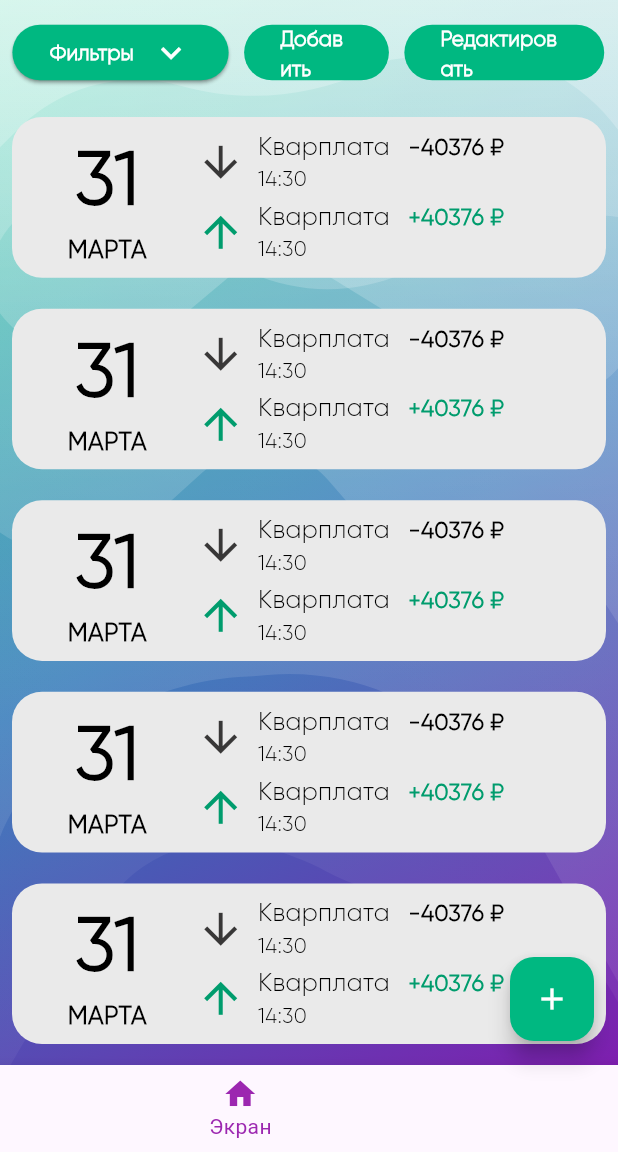
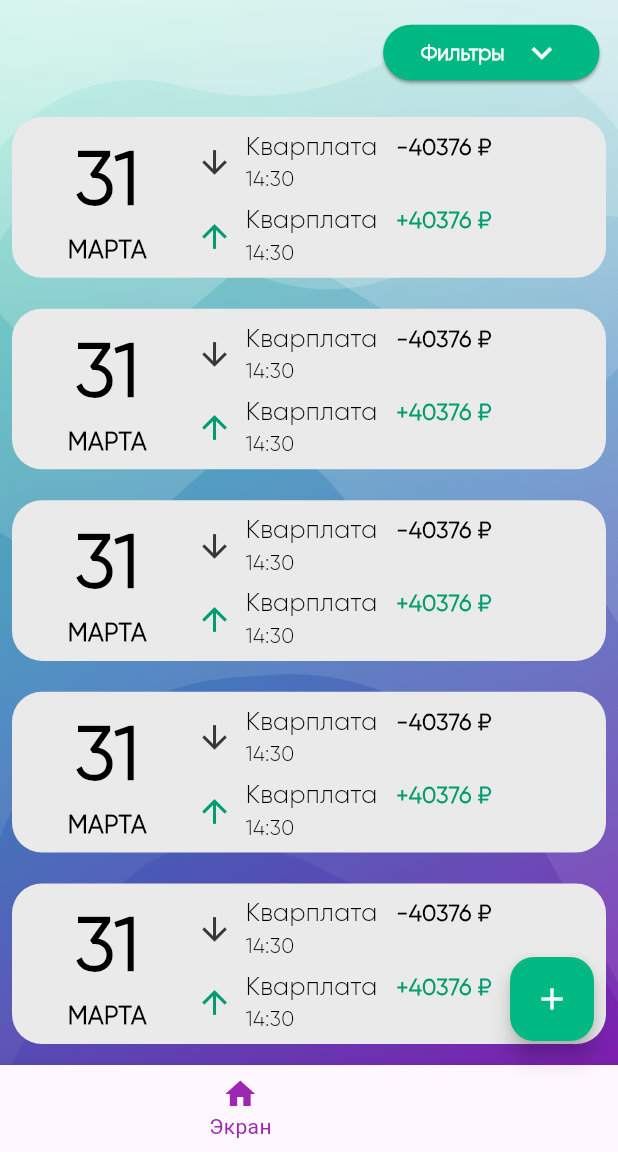
Before and after one commit to mospolytech-finapp/mobile-archive, a Flutter app: the screen it shows after launch, item 2 of the bottom bar chosen, on a phone screen of 412 x 824 dp, the part 84-1236 px from its top. Run offline on Flutter 3.47's test engine with Material 2 defaults, Android fonts, the phone set to English and light mode, and no system bars; drawn by our look-alikes of flutter_slidable; our stand-ins replace dio, flutter_secure_storage, flutter_svg, sizer; statements that could not run were skipped.

Commit message:
Изменений верстки экрана транзакций

```diff
--- a/lib/app/pages/homepage/pages/transactions/transactionspage_page.dart
+++ b/lib/app/pages/homepage/pages/transactions/transactionspage_page.dart
@@ -1,6 +1,7 @@
 import 'package:flutter/material.dart';
 import 'package:flutter_svg/flutter_svg.dart';
 import 'package:sizer/sizer.dart';
+import 'package:flutter_slidable/flutter_slidable.dart';
 import 'package:finapp/app/pages/widgets/listview_item_widget.dart';
 import 'package:flutter/src/widgets/framework.dart';
 import 'package:flutter/src/widgets/placeholder.dart';
@@ -15,10 +16,10 @@ class TransactionsPage extends StatefulWidget {
 }
 
 class _TransactionsPageState extends State<TransactionsPage> {
-  String dropdownValue = list.first;
-  bool isTap = false;
   int selectedIndex = -1;
   int count = 0;
+  int item_ListViewBuilder = 8;
+  List<int> items = List<int>.generate(8, (int index) => index);
 
   @override
   Widget build(BuildContext context) {
@@ -33,7 +34,11 @@ class _TransactionsPageState extends State<TransactionsPage> {
               children: [
                 Padding(
                   padding: EdgeInsets.fromLTRB(2.w, 2.h, 2.w, 2.h),
-                  child: Row(children: [
+                  child:
+                      Row(mainAxisAlignment: MainAxisAlignment.end, children: [
+                    SizedBox(
+                      width: 60.w,
+                    ),
                     //? кнопка Фильтры
                     SizedBox(
                       width: 35.w,
@@ -41,7 +46,7 @@ class _TransactionsPageState extends State<TransactionsPage> {
                       child: ElevatedButton(
                         onPressed: () {},
                         style: TextButton.styleFrom(
-                            shadowColor: Color(0xff383737),
+                            shadowColor: const Color(0xff383737),
                             backgroundColor: const Color(0xff00B881),
                             shape: RoundedRectangleBorder(
                                 borderRadius: BorderRadius.circular(35))),
@@ -63,8 +68,8 @@ class _TransactionsPageState extends State<TransactionsPage> {
                             color: Colors.white,
                             size: 6.5.w,
                           ),
-                          style: TextStyle(color: Colors.white),
-                          dropdownColor: Color(0xff383737),
+                          style: const TextStyle(color: Colors.white),
+                          dropdownColor: const Color(0xff383737),
                           onChanged: (value) {
                             setState(() {});
                           },
@@ -75,56 +80,6 @@ class _TransactionsPageState extends State<TransactionsPage> {
                         ),
                       ),
                     ),
-                    SizedBox(
-                      width: 2.5.w,
-                    ),
-                    //? кнопка Добавить
-                    SizedBox(
-                      width: 23.43.w,
-                      height: 4.5.h,
-                      child: ElevatedButton(
-                        onPressed: () {},
-                        style: TextButton.styleFrom(
-                            backgroundColor: const Color(0xff00B881),
-                            elevation: 0,
-                            shape: RoundedRectangleBorder(
-                                borderRadius: BorderRadius.circular(35))),
-                        child: Text(
-                          'Добавить',
-                          style: TextStyle(
-                            fontWeight: FontWeight.w700,
-                            fontSize: 10.sp,
-                            color: Colors.white,
-                            fontFamily: 'Gilroy-Light',
-                          ),
-                        ),
-                      ),
-                    ),
-                    SizedBox(
-                      width: 2.5.w,
-                    ),
-                    //? кнопка Редактировать
-                    SizedBox(
-                      width: 32.34.w,
-                      height: 4.5.h,
-                      child: ElevatedButton(
-                        onPressed: () {},
-                        style: TextButton.styleFrom(
-                            backgroundColor: const Color(0xff00B881),
-                            elevation: 0,
-                            shape: RoundedRectangleBorder(
-                                borderRadius: BorderRadius.circular(35))),
-                        child: Text(
-                          'Редактировать',
-                          style: TextStyle(
-                            fontWeight: FontWeight.w700,
-                            fontSize: 10.sp,
-                            color: Colors.white,
-                            fontFamily: 'Gilroy-Light',
-                          ),
-                        ),
-                      ),
-                    ),
                   ]),
                 )
               ],
@@ -132,7 +87,7 @@ class _TransactionsPageState extends State<TransactionsPage> {
             Expanded(
               child: ListView.builder(
                 padding: const EdgeInsets.all(8),
-                itemCount: 8,
+                itemCount: item_ListViewBuilder,
                 itemBuilder: (BuildContext context, int index) {
                   return Padding(
                     padding: EdgeInsets.only(bottom: 2.5.h),
@@ -148,14 +103,50 @@ class _TransactionsPageState extends State<TransactionsPage> {
                             }
                           });
                         },
+                        child: Slidable(
+                          key: const ValueKey(0),
+                          startActionPane: ActionPane(
+                            motion: ScrollMotion(),
+                            children: [
+                              Expanded(
+                                child: Container(
+                                    decoration: BoxDecoration(
+                                        color: Color(0xff383737),
+                                        borderRadius: BorderRadius.all(
+                                            Radius.circular(20))),
+                                    child: Center(
+                                      child: Row(
+                                        mainAxisAlignment:
+                                            MainAxisAlignment.center,
+                                        children: [
+                                          IconButton(
+                                              onPressed: () {},
+                                              icon: Icon(
+                                                Icons.tune,
+                                                color: Colors.white,
+                                                size: 10.w,
+                                              )),
+                                          IconButton(
+                                              onPressed: () {},
+                                              icon: Icon(
+                                                Icons.delete,
+                                                color: Colors.white,
+                                                size: 10.w,
+                                              ))
+                                        ],
+                                      ),
+                                    )),
+                              ),
+                            ],
+                          ),
                           child: AnimatedContainer(
                             height: calculate_height(index, selectedIndex),
                             curve: Curves.easeInOutCubic,
-                        duration: const Duration(milliseconds: 1000),
+                            duration: const Duration(milliseconds: 2000),
                             child: ListViewItemWidget(
                                 index, calculate_height(index, selectedIndex)),
                           ),
-                    ),
+                        )),
                   );
                 },
               ),
@@ -176,3 +167,5 @@ double calculate_height(int index, int selectedIndex) {
   }
   return item_height;
 }
+
+void doNothing(BuildContext context) {}
--- a/lib/app/pages/widgets/listview_item_widget.dart
+++ b/lib/app/pages/widgets/listview_item_widget.dart
@@ -1,7 +1,9 @@
 // ignore_for_file: prefer_const_constructors, unnecessary_string_interpolations
 
+import 'package:finapp/app/pages/homepage/pages/transactions/transactionspage_page.dart';
 import 'package:flutter/material.dart';
 import 'package:sizer/sizer.dart';
+import 'dart:async';
 
 int day = 31;
 String month = 'марта';
@@ -9,8 +11,9 @@ String name = 'Кварплата';
 int expense = 40376;
 String time = '14:30';
 String discript = 'Перевели за вторую половину текущего месяца.';
+bool isAnimationEnd = false;
 
-Widget ListViewItemWidget(int index, double calculate_height) {
+Widget ListViewItemWidget(int index, double calculate) {
   return Container(
     decoration: BoxDecoration(
         color: Color(0xffEAEAEA),
@@ -48,10 +51,7 @@ Widget ListViewItemWidget(int index, double calculate_height) {
       //? Информация о транзакциях
       Padding(
         padding: EdgeInsets.fromLTRB(0, 1.h, 5.w, 1.h),
-        child: Builder(builder: (BuildContext context) {
-          if (calculate_height == 26.h) {
-            return Column(
-              mainAxisAlignment: MainAxisAlignment.spaceBetween,
+        child: Column(
           crossAxisAlignment: CrossAxisAlignment.start,
           children: [
             Row(
@@ -60,7 +60,7 @@ Widget ListViewItemWidget(int index, double calculate_height) {
                 Icon(
                   Icons.arrow_downward,
                   color: Color(0xff383737),
-                      size: 4.h,
+                  size: 3.h,
                 ),
                 SizedBox(
                   width: 2.w,
@@ -108,7 +108,20 @@ Widget ListViewItemWidget(int index, double calculate_height) {
                 ),
               ],
             ),
-                Container(
+            Visibility(
+                visible: (visibility(calculate)),
+                child: SizedBox(
+                  height: 0.6.h,
+                )),
+            Visibility(
+              maintainAnimation: true,
+              maintainState: true,
+              visible: (visibility(calculate)),
+              child: AnimatedOpacity(
+                duration: const Duration(milliseconds: 3000),
+                curve: Curves.fastOutSlowIn,
+                opacity: (calculate == 26.h) ? 1.0 : 0.0,
+                child: Container(
                   width: 57.w,
                   padding: EdgeInsets.fromLTRB(3.w, 1.w, 3.w, 1.w),
                   decoration: BoxDecoration(
@@ -125,13 +138,16 @@ Widget ListViewItemWidget(int index, double calculate_height) {
                     ),
                   ),
                 ),
+              ),
+            ),
+            SizedBox(height: 0.6.h),
             Row(
               mainAxisAlignment: MainAxisAlignment.start,
               children: [
                 Icon(
                   Icons.arrow_upward,
                   color: Color(0xff009C6D),
-                      size: 4.h,
+                  size: 3.h,
                 ),
                 SizedBox(
                   width: 2.w,
@@ -179,7 +195,20 @@ Widget ListViewItemWidget(int index, double calculate_height) {
                 ),
               ],
             ),
-                Container(
+            Visibility(
+                visible: (visibility(calculate)),
+                child: SizedBox(
+                  height: 0.6.h,
+                )),
+            Visibility(
+              maintainAnimation: true,
+              maintainState: true,
+              visible: (visibility(calculate)),
+              child: AnimatedOpacity(
+                duration: const Duration(milliseconds: 3000),
+                curve: Curves.fastOutSlowIn,
+                opacity: (calculate == 26.h) ? 1.0 : 0.0,
+                child: Container(
                   width: 57.w,
                   padding: EdgeInsets.fromLTRB(3.w, 1.w, 3.w, 1.w),
                   decoration: BoxDecoration(
@@ -196,125 +225,21 @@ Widget ListViewItemWidget(int index, double calculate_height) {
                     ),
                   ),
                 ),
-              ],
-            );
-          } else {
-            return Column(
-              mainAxisAlignment: MainAxisAlignment.spaceBetween,
-              children: [
-                Row(
-                  mainAxisAlignment: MainAxisAlignment.start,
-                  children: [
-                    Icon(
-                      Icons.arrow_downward,
-                      color: Color(0xff383737),
-                      size: 4.h,
-                    ),
-                    SizedBox(
-                      width: 2.w,
-                    ),
-                    Column(
-                      crossAxisAlignment: CrossAxisAlignment.start,
-                      children: [
-                        //? Название транзакции и доход/расход
-                        Row(
-                          children: [
-                            Text(
-                              name,
-                              style: TextStyle(
-                                fontWeight: FontWeight.w200,
-                                fontSize: 12.sp,
-                                color: Colors.black,
-                                fontFamily: 'Gilroy-Light',
-                              ),
-                            ),
-                            SizedBox(
-                              width: 3.w,
-                            ),
-                            Text(
-                              '-$expense ₽',
-                              style: TextStyle(
-                                fontWeight: FontWeight.bold,
-                                fontSize: 11.sp,
-                                color: Colors.black,
-                                fontFamily: 'Gilroy-Light',
-                              ),
-                            )
-                          ],
-                        ),
-                        //? Время транзакции
-                        Text(
-                          time,
-                          style: TextStyle(
-                            fontWeight: FontWeight.w200,
-                            fontSize: 10.sp,
-                            color: Colors.black,
-                            fontFamily: 'Gilroy-Light',
               ),
             ),
           ],
         ),
-                  ],
-                ),
-                Row(
-                  mainAxisAlignment: MainAxisAlignment.start,
-                  children: [
-                    Icon(
-                      Icons.arrow_upward,
-                      color: Color(0xff009C6D),
-                      size: 4.h,
-                    ),
-                    SizedBox(
-                      width: 2.w,
-                    ),
-                    Column(
-                      crossAxisAlignment: CrossAxisAlignment.start,
-                      children: [
-                        //? Название транзакции и доход/расход
-                        Row(
-                          children: [
-                            Text(
-                              name,
-                              style: TextStyle(
-                                fontWeight: FontWeight.w200,
-                                fontSize: 12.sp,
-                                color: Colors.black,
-                                fontFamily: 'Gilroy-Light',
-                              ),
-                            ),
-                            SizedBox(
-                              width: 3.w,
-                            ),
-                            Text(
-                              '+$expense ₽',
-                              style: TextStyle(
-                                fontWeight: FontWeight.bold,
-                                fontSize: 11.sp,
-                                color: Color(0xff009C6D),
-                                fontFamily: 'Gilroy-Light',
-                              ),
-                            )
-                          ],
-                        ),
-                        //? Время транзакции
-                        Text(
-                          '$time',
-                          style: TextStyle(
-                            fontWeight: FontWeight.w200,
-                            fontSize: 10.sp,
-                            color: Colors.black,
-                            fontFamily: 'Gilroy-Light',
-                          ),
-                        ),
-                      ],
-                    ),
-                  ],
-                ),
-              ],
-            );
-          }
-        }),
       ),
     ]),
   );
 }
+
+bool visibility(double calculate) {
+  bool visible;
+  if (calculate == 26.h) {
+    visible = true;
+  } else {
+    visible = false;
+  }
+  return visible;
+}
```
Lines whose indentation alone changed are shown as unchanged.
